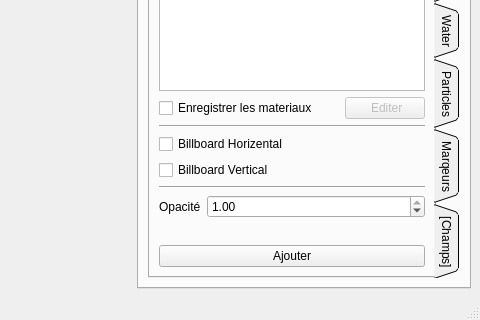
Qt form sources/interface.ui (b4n92uid/theball-editor) before a commit; both pictures show x 346 to 826 and y 357 to 677 of the 826 by 677 pixel window.
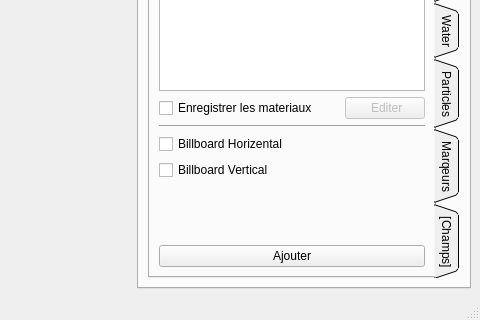
The same form after that commit. Icons and pictures are not drawn. Custom widgets are drawn as their Qt base class.

Patch:
```diff
--- a/sources/interface.ui
+++ b/sources/interface.ui
@@ -555,40 +555,6 @@
               </property>
              </widget>
             </item>
-            <item>
-             <widget class="Line" name="line_5">
-              <property name="orientation">
-               <enum>Qt::Horizontal</enum>
-              </property>
-             </widget>
-            </item>
-            <item>
-             <layout class="QFormLayout" name="formLayout_9">
-              <property name="fieldGrowthPolicy">
-               <enum>QFormLayout::AllNonFixedFieldsGrow</enum>
-              </property>
-              <item row="0" column="0">
-               <widget class="QLabel" name="label_36">
-                <property name="text">
-                 <string>Opacité</string>
-                </property>
-               </widget>
-              </item>
-              <item row="0" column="1">
-               <widget class="QDoubleSpinBox" name="node_mesh_opacity">
-                <property name="maximum">
-                 <double>1.000000000000000</double>
-                </property>
-                <property name="singleStep">
-                 <double>0.100000000000000</double>
-                </property>
-                <property name="value">
-                 <double>1.000000000000000</double>
-                </property>
-               </widget>
-              </item>
-             </layout>
-            </item>
             <item>
              <spacer name="verticalSpacer_6">
               <property name="orientation">
```
Left out of the diff: 29 changed lines with no effect on the pictures.
